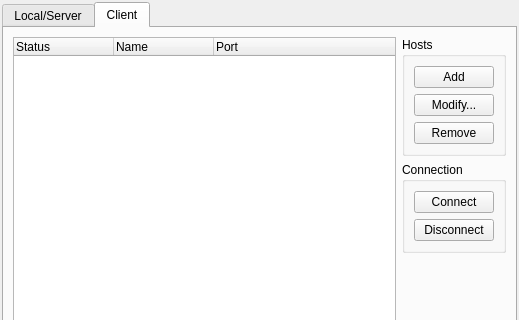
KDE/kstars, file kstars/indi/drivermanager.ui: the form before one commit; both pictures show x 0 to 519 and y 0 to 320 of the 519 by 492 pixel window.
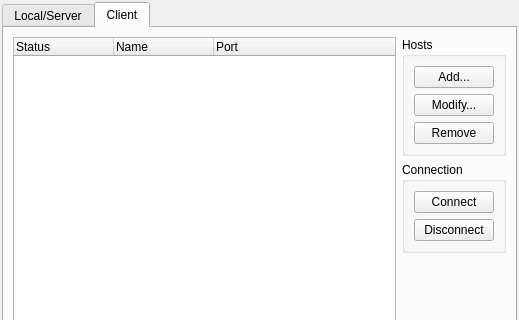
The form after the commit. The open tabs and pages were chosen to show the change.

Patch:
```diff
--- a/kstars/indi/drivermanager.ui
+++ b/kstars/indi/drivermanager.ui
@@ -294,7 +294,7 @@
           <item>
            <widget class="QPushButton" name="addB">
             <property name="text">
-             <string>Add</string>
+             <string>Add...</string>
             </property>
            </widget>
           </item>
```
